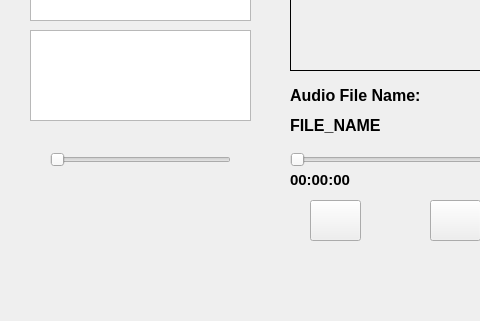
Old version of the form mainwindow.ui in the repository VictorManuelLopezHenao/ProyectoFinal; both pictures show x 0 to 480 and y 309 to 630 of the 920 by 630 pixel window.
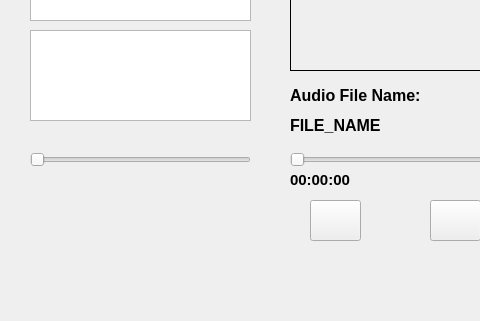
New version of the form.

```diff
--- a/mainwindow.ui
+++ b/mainwindow.ui
@@ -152,9 +152,9 @@
    <widget class="QSlider" name="horizontalSlider_VolumeV">
     <property name="geometry">
      <rect>
-      <x>50</x>
+      <x>30</x>
       <y>440</y>
-      <width>181</width>
+      <width>221</width>
       <height>20</height>
      </rect>
     </property>
```
